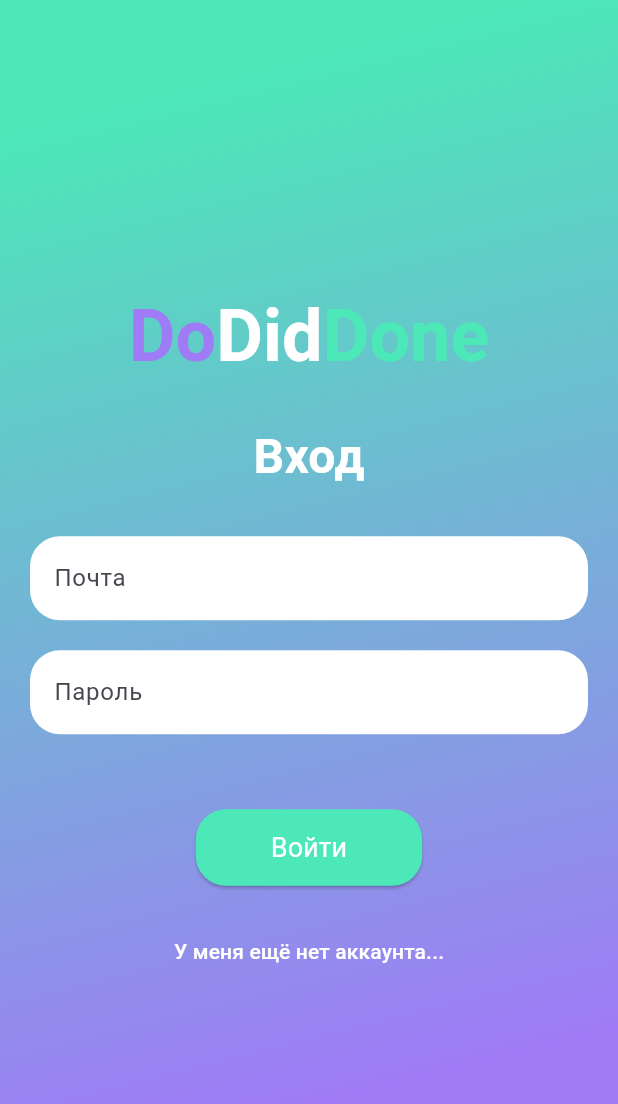
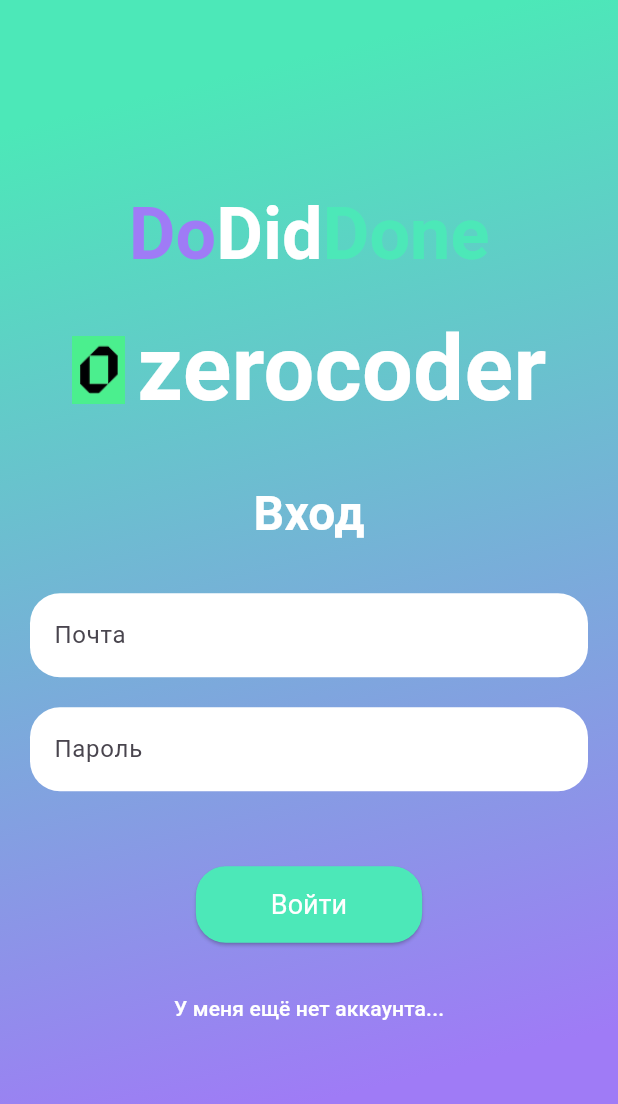
Before and after one commit to sergeytru1/zc_dodiddone, a Flutter app: the screen it shows after launch, on a phone screen of 412 x 824 dp. Shown: the top 1104 px of the screen. Run offline on Flutter 3.47's test engine with Material 3 defaults, Android fonts, the light colour scheme and no system bars.

Commit message:
logo zerocoder

```diff
--- a/lib/pages/login_page.dart
+++ b/lib/pages/login_page.dart
@@ -7,8 +7,10 @@
   @override
   State<LoginPage> createState() => _LoginPageState();
 }
+
 class _LoginPageState extends State<LoginPage> {
   bool isLogin = true; // Флаг для определения режима (вход/регистрация)
+
   @override
   Widget build(BuildContext context) {
     return Scaffold(
@@ -31,13 +33,10 @@
         ),
         child: Padding(
           padding: const EdgeInsets.all(20.0),
-
           child: Column(
             mainAxisAlignment: MainAxisAlignment.center,
             children: [
-
-              const SizedBox(height: 30),
-              // Добавляем текст "Do"
+              // Добавляем текст "DoDidDone"
               RichText(
                 text: TextSpan(
                   style: const TextStyle(
@@ -63,6 +62,27 @@
                     ),
                   ],
                 ),
+              ),
+              const SizedBox(height: 20),
+              // Добавляем AssetImage bp из файла logo.jpg
+              Row(
+                mainAxisAlignment: MainAxisAlignment.center,
+                children: [
+                  Image.asset(
+                    'assets/images/logo.png', // Замените на правильный путь к файлу
+                    height: 45, // Устанавливаем высоту изображения
+                  ),
+                  const SizedBox(width: 8),
+                  // Добавляем текст "zerocoder"
+                  Text(
+                    'zerocoder',
+                    style: TextStyle(
+                      fontSize: 60,
+                      fontWeight: FontWeight.bold,
+                      color: Colors.white, // Белый цвет текста
+                    ),
+                  ),
+                ],
               ),
               const SizedBox(height: 30),
               // Заголовок
@@ -152,7 +172,7 @@
                       : 'Уже есть аккаунт...',
                   style: const TextStyle(
                     color: Colors.white,
-    //                **decoration: TextDecoration.underline**
+                    //                **decoration: TextDecoration.underline**
                   ),
                 ),
               ),
--- a/pubspec.yaml
+++ b/pubspec.yaml
@@ -62,7 +62,7 @@
   # To add assets to your application, add an assets section, like this:
   assets:
       - assets/images/_1.png
-
+      - assets/images/logo.png
 
   # An image asset can refer to one or more resolution-specific "variants", see
   # https://flutter.dev/assets-and-images/#resolution-aware
```
Also changed, not shown: assets/images/logo.png (added).
